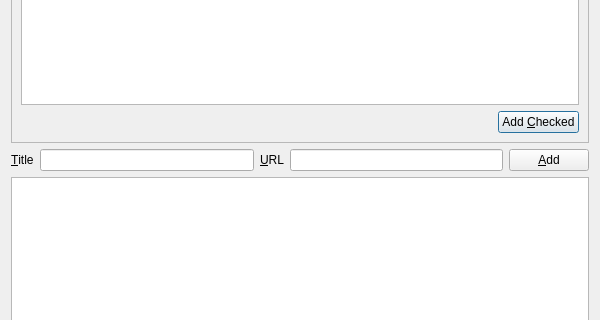
Qt form 2.x/UI/dooble_search_engines_popup.ui (textbrowser/dooble) before a commit; both pictures show x 0 to 600 and y 108 to 428 of the 600 by 600 pixel window.
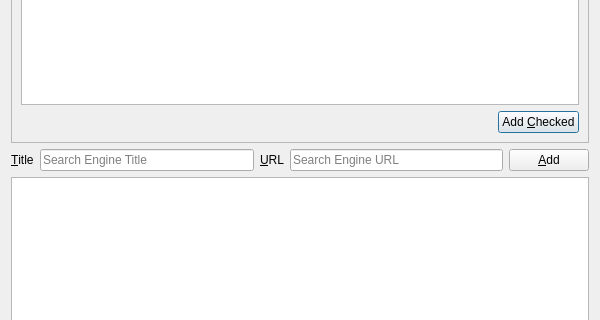
The same form after that commit. Icons and pictures are not drawn. Custom widgets are drawn as their Qt base class.

Diff of the .ui file:
```diff
--- a/2.x/UI/dooble_search_engines_popup.ui
+++ b/2.x/UI/dooble_search_engines_popup.ui
@@ -118,7 +118,10 @@
      </item>
      <item>
       <widget class="QLineEdit" name="title">
-       <property name="clearButtonEnabled" stdset="0">
+       <property name="placeholderText">
+        <string>Search Engine Title</string>
+       </property>
+       <property name="clearButtonEnabled">
         <bool>true</bool>
        </property>
       </widget>
@@ -135,7 +138,10 @@
      </item>
      <item>
       <widget class="QLineEdit" name="search_engine">
-       <property name="clearButtonEnabled" stdset="0">
+       <property name="placeholderText">
+        <string>Search Engine URL</string>
+       </property>
+       <property name="clearButtonEnabled">
         <bool>true</bool>
        </property>
       </widget>
```
Left out of the diff: 8 changed lines with no effect on the pictures.
